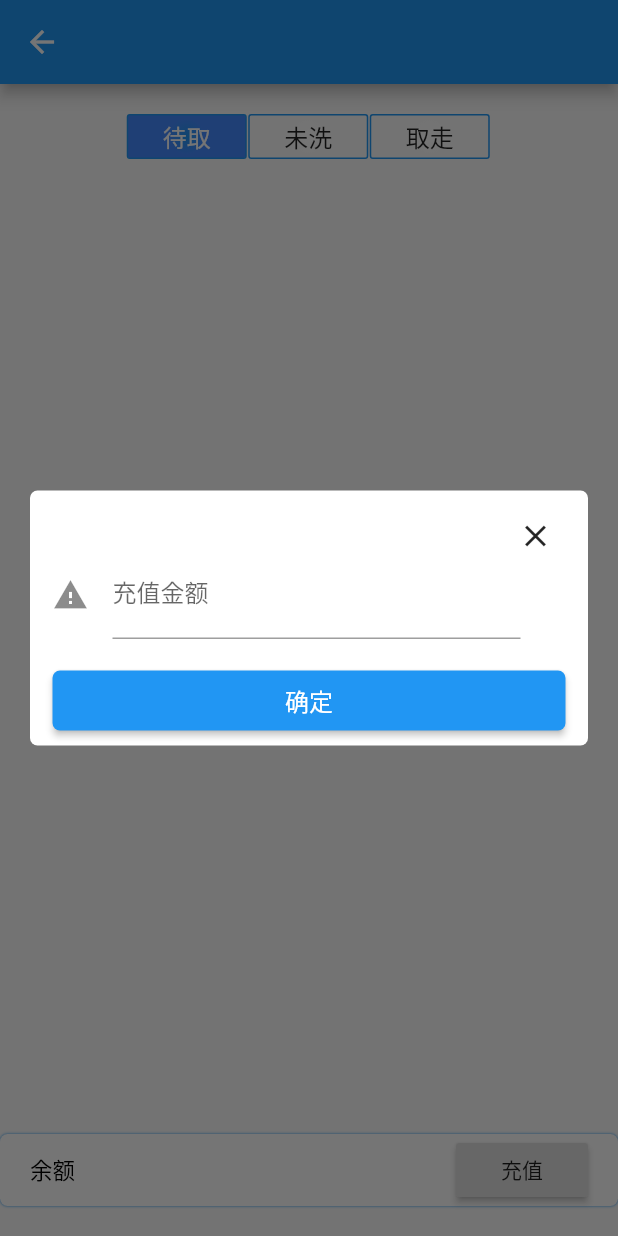
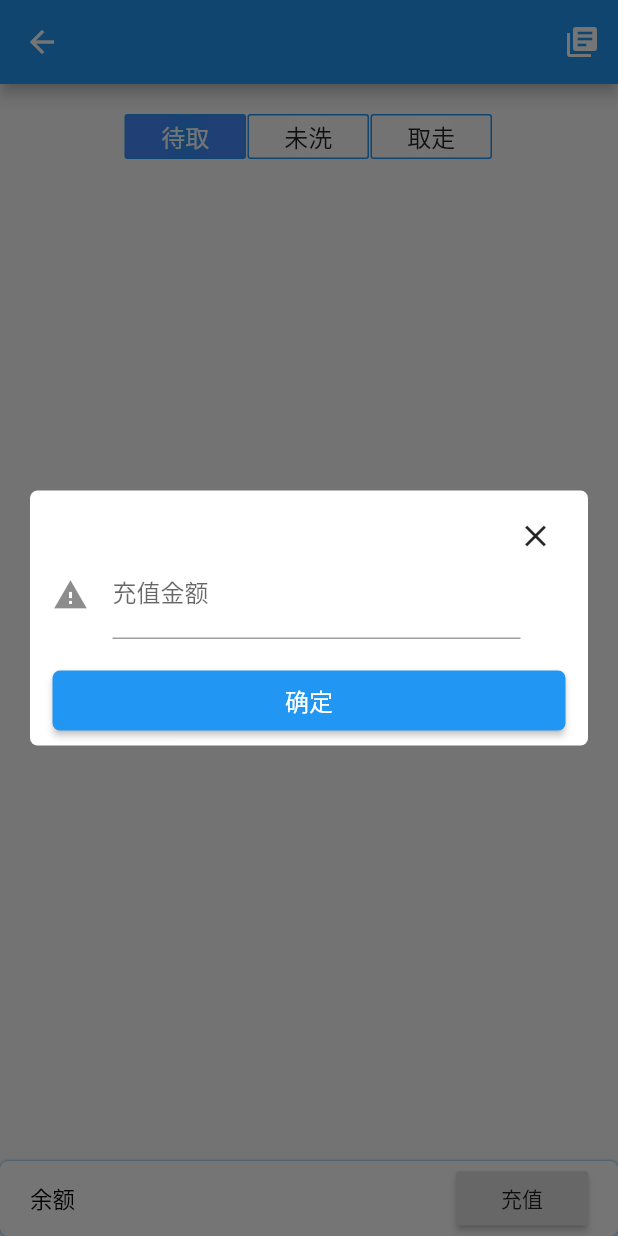
Before and after one commit to Zafirzzf/Laundry_expert, a Flutter app: the CustomerDetailScreen screen opened directly, after a tap on "充值", on a phone screen of 412 x 824 dp. Run offline on Flutter 3.47's test engine with Material 2 defaults, Android fonts, the phone set to English and light mode, and no system bars; our stand-ins replace shared_preferences; accounts and stored records are empty; Roboto replaces fonts that are missing (NotoSans); statements that could not run were skipped.

Commit message:
顾客的历史记录

```diff
--- a/lib/CustomerDetailScreen.dart
+++ b/lib/CustomerDetailScreen.dart
@@ -9,6 +9,7 @@ import 'package:laundry_expert/UI/Dialogs.dart';
 import 'package:laundry_expert/Model/CustomerDetail.dart';
 import 'package:laundry_expert/OrderDetailScreen.dart';
 import 'package:laundry_expert/Model/OrderInfo.dart';
+import 'package:laundry_expert/UserRecordScreen.dart';
 
 class CustomerDetailScreen extends StatefulWidget {
   @override
@@ -38,6 +39,12 @@ class _CustomerDetailScreenState extends State<CustomerDetailScreen> {
     });
   }
 
+  _clickHistoryRecord() {
+    Navigator.push(context, MaterialPageRoute(builder: (BuildContext context) {
+      return UserRecrodScreen(widget.customerId);
+    }));
+
+  }
   _clickOneOrderItem(int index) {
     Navigator.of(context).push(MaterialPageRoute(builder: (BuildContext context) {
       return OrderDetailScreen(_info.orderLists[index].id);
@@ -60,6 +67,9 @@ class _CustomerDetailScreenState extends State<CustomerDetailScreen> {
   Widget build(BuildContext context) {
     return Scaffold(
       appBar: AppBar(
+        actions: <Widget>[
+          IconButton(icon: Icon(Icons.library_books), onPressed: _clickHistoryRecord)
+        ],
         title: Text(_barTitle()),
       ),
       body: _bodyState(),
@@ -78,11 +88,11 @@ class _CustomerDetailScreenState extends State<CustomerDetailScreen> {
           child: MySegement(itemsTitles: ['待取', '未洗', '取走'], indexClick: _selectOrderstateOrList),
         ),
         Positioned(
-          top: 60, left: 20, right: 20, bottom: 80,
-          child: _clothesList(),
+          top: 60, left: 20, right: 20, bottom: 50,
+          child: _orderListView(),
         ),
         Positioned(
-          left: 0, right: 0, bottom: 20,
+          left: 0, right: 0, bottom: 0, height: 50,
           child: Container(
             padding: EdgeInsets.only(left: 20, right: 20),
             decoration: BoxDecoration(
@@ -112,7 +122,7 @@ class _CustomerDetailScreenState extends State<CustomerDetailScreen> {
   }
 
   // 订单列表
-  Widget _clothesList() {
+  Widget _orderListView() {
     return ListView.builder(
       itemBuilder:(BuildContext context, int index) {
         return _itemOfClothes(index);
@@ -125,6 +135,7 @@ class _CustomerDetailScreenState extends State<CustomerDetailScreen> {
   Widget _itemOfClothes(int index) {
     final order = _info.orderLists[index];
     return GestureDetector(
+      behavior: HitTestBehavior.translucent,
       child: Container(
         padding: EdgeInsets.fromLTRB(20, 15, 20, 15),
         margin: EdgeInsets.fromLTRB(20, 10, 20, 10),
--- a/lib/InputCustomerScreen.dart
+++ b/lib/InputCustomerScreen.dart
@@ -190,6 +190,7 @@ class _InputCustomerState extends State<InputCustomerScreen> {
       mainAxisSize: MainAxisSize.min,
       children: <Widget>[
         GestureDetector(
+          behavior: HitTestBehavior.translucent,
           child: Container(
             height: 55,
             child: ListTile(title: Text(customer.name), subtitle: Text(customer.phoneNum)),
--- a/lib/NewOrderScreen.dart
+++ b/lib/NewOrderScreen.dart
@@ -130,6 +130,7 @@ class NewOrderState extends State<NewOrderScreen> {
                     // 添加按钮
                     const SizedBox(height: 10),
                     GestureDetector(
+                      behavior: HitTestBehavior.translucent,
                       child: Row(
                         mainAxisAlignment: MainAxisAlignment.center,
                         children: <Widget>[
@@ -198,6 +199,7 @@ class NewOrderState extends State<NewOrderScreen> {
   Widget _itemOfClothes(int index) {
     final clothes = _clothes[index];
     return GestureDetector(
+      behavior: HitTestBehavior.translucent,
       child: Column(
         children: <Widget>[
           Row(
--- a/lib/OrderDetailScreen.dart
+++ b/lib/OrderDetailScreen.dart
@@ -173,6 +173,7 @@ class _OrderDetailScreenState extends State<OrderDetailScreen> {
   Widget _itemOfClothes(int index) {
     final clothes = _clothes()[index] as ClothesInfo;
     return GestureDetector(
+      behavior: HitTestBehavior.translucent,
       child: Container(
         margin: EdgeInsets.fromLTRB(0, 5, 0, 5),
         padding: EdgeInsets.all(10),
--- a/lib/UI/MyButtons.dart
+++ b/lib/UI/MyButtons.dart
@@ -67,7 +67,7 @@ class _MySegementState extends State<MySegement> {
 
   Widget _segementItem(String title, bool isSelect, VoidCallback pressed) {
     return Container(
-      width: 80, height: 30,
+      width: 81, height: 30,
       decoration: BoxDecoration(
           border: Border.all(
               color: Colors.blue,
@@ -76,7 +76,7 @@ class _MySegementState extends State<MySegement> {
           borderRadius: BorderRadius.circular(2),
           gradient: RadialGradient(
               colors: isSelect ? [Colors.blue, Colors.blueAccent] : [Colors.white, Colors.white24],
-              radius: 0.4
+              radius: 0.6
           )
       ),
       child: FlatButton(
```
Also changed, not shown: lib/Model/UserRecord.dart (added, +10 -0 lines), lib/UserRecordScreen.dart (added, +92 -0 lines).
